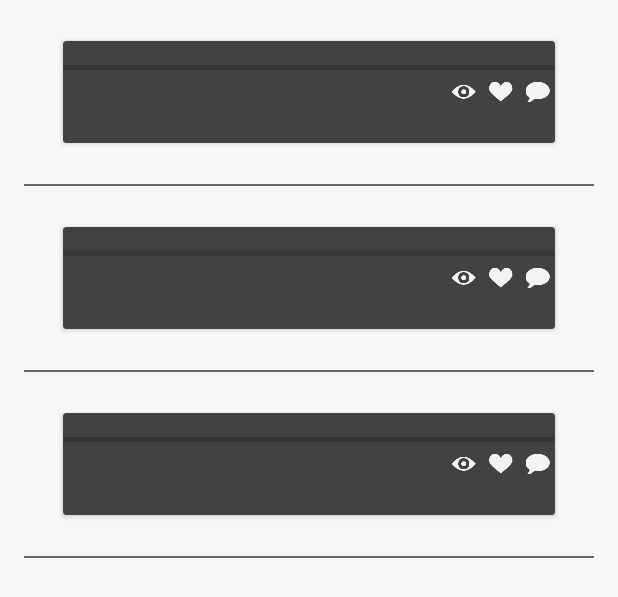
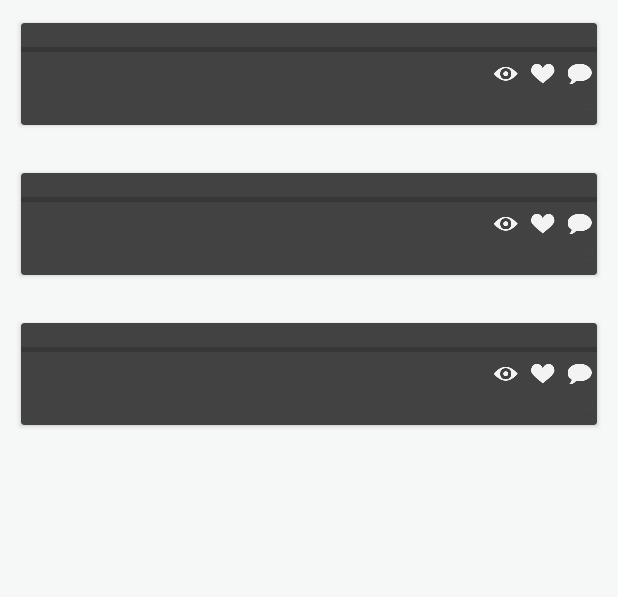
Before and after one commit to snajdan0525/dribble, an Android app: the layout fragment_shot_list.xml on its own in the app's theme, with its tools: preview values and no code run, on a phone screen of 412 x 824 dp. Shown: the top 597 px of the screen. Run offline under Robolectric (Android 15) with nearby library versions, the phone set to English and light mode, and no system bars.

Commit message:
fix cardview margin

```diff
--- a/app/src/main/res/layout/fragment_shot_list.xml
+++ b/app/src/main/res/layout/fragment_shot_list.xml
@@ -10,11 +10,7 @@
         android:layout_width="match_parent"
         android:layout_height="match_parent"
         android:clipToPadding="false"
-        android:divider="#686868"
-        android:dividerHeight="1dp"
         android:paddingBottom="16dp"
-        android:paddingLeft="16dp"
-        android:paddingRight="16dp"
         android:background="@color/fragment_background"
         android:scrollbarStyle="outsideOverlay"
         tools:listitem="@layout/shot_view_small"
--- a/app/src/main/res/layout/shot_view_children_small.xml
+++ b/app/src/main/res/layout/shot_view_children_small.xml
@@ -10,7 +10,7 @@
         style="@style/StackCardViewStyle"
         android:layout_width="match_parent"
         android:layout_height="wrap_content"
-        android:layout_margin="24dp">
+        android:layout_margin="12dp">
 
         <RelativeLayout
             android:layout_width="match_parent"
```
